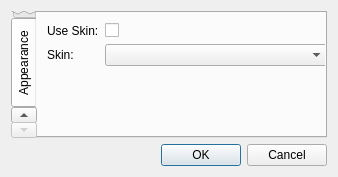
powertab/powertabeditor, file source/dialogs/preferencesdialog.ui: the form before one commit.
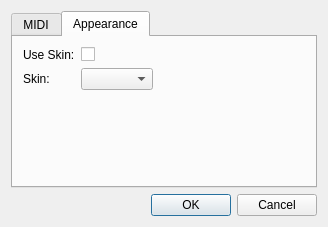
The form after the commit. The open tabs and pages were chosen to show the change.

Commit message: Changed the preferences dialog to display categories horizontally instead of vertically.

```diff
--- a/source/dialogs/preferencesdialog.ui
+++ b/source/dialogs/preferencesdialog.ui
@@ -6,8 +6,8 @@
    <rect>
     <x>0</x>
     <y>0</y>
-    <width>338</width>
-    <height>177</height>
+    <width>328</width>
+    <height>227</height>
    </rect>
   </property>
   <property name="windowTitle">
@@ -20,7 +20,7 @@
    <item>
     <widget class="QTabWidget" name="tabWidget">
      <property name="tabPosition">
-      <enum>QTabWidget::West</enum>
+      <enum>QTabWidget::North</enum>
      </property>
      <property name="currentIndex">
       <number>0</number>
@@ -99,6 +99,9 @@
         </rect>
        </property>
        <layout class="QFormLayout" name="formLayout_2">
+        <property name="fieldGrowthPolicy">
+         <enum>QFormLayout::FieldsStayAtSizeHint</enum>
+        </property>
         <item row="0" column="0">
          <widget class="QLabel" name="useSkinLabel">
           <property name="text">
```
Left out of the diff: 2 changed lines with no effect on the pictures.
